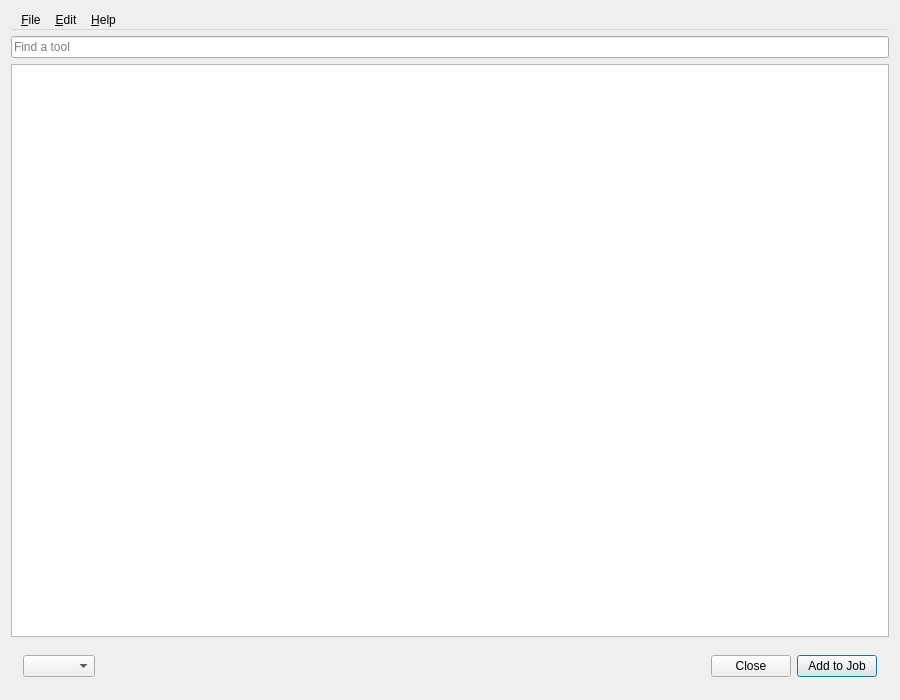
The window that btl/ui/library.ui (knipknap/better-tool-library) describes before a commit, drawn with Qt 5.
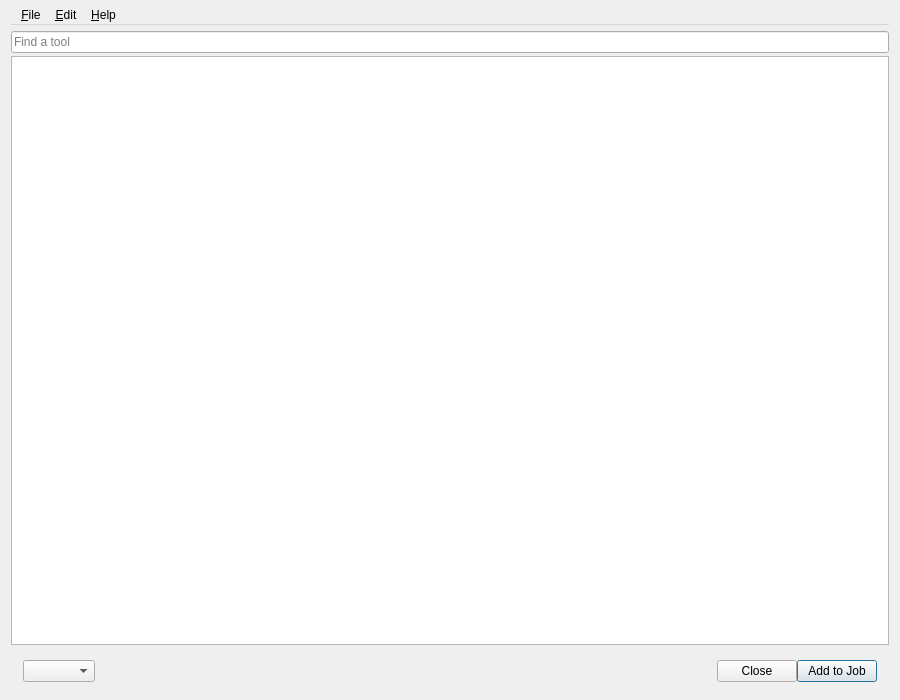
The same window after the commit. Icons and pictures are not drawn.

```diff
--- a/btl/ui/library.ui
+++ b/btl/ui/library.ui
@@ -14,6 +14,12 @@
    <string>Tool Library</string>
   </property>
   <layout class="QVBoxLayout" name="verticalLayout">
+   <property name="topMargin">
+    <number>6</number>
+   </property>
+   <property name="bottomMargin">
+    <number>6</number>
+   </property>
    <item>
     <widget class="QMenuBar" name="menubar">
      <widget class="QMenu" name="menuEdit">
@@ -56,8 +62,11 @@
     <layout class="QHBoxLayout" name="horizontalLayout">
      <item>
       <layout class="QGridLayout" name="gridLayout">
+       <property name="verticalSpacing">
+        <number>3</number>
+       </property>
        <item row="6" column="0">
-        <layout class="QHBoxLayout" name="horizontalLayout_2" stretch="0,0,1,0">
+        <layout class="QHBoxLayout" name="horizontalLayout_2" stretch="0,1,0">
          <property name="sizeConstraint">
           <enum>QLayout::SetMinimumSize</enum>
          </property>
@@ -89,19 +98,6 @@
            </property>
           </widget>
          </item>
-         <item>
-          <spacer name="horizontalSpacer">
-           <property name="orientation">
-            <enum>Qt::Horizontal</enum>
-           </property>
-           <property name="sizeHint" stdset="0">
-            <size>
-             <width>12</width>
-             <height>20</height>
-            </size>
-           </property>
-          </spacer>
-         </item>
          <item>
           <widget class="QDialogButtonBox" name="buttonBox">
            <property name="focusPolicy">
```
